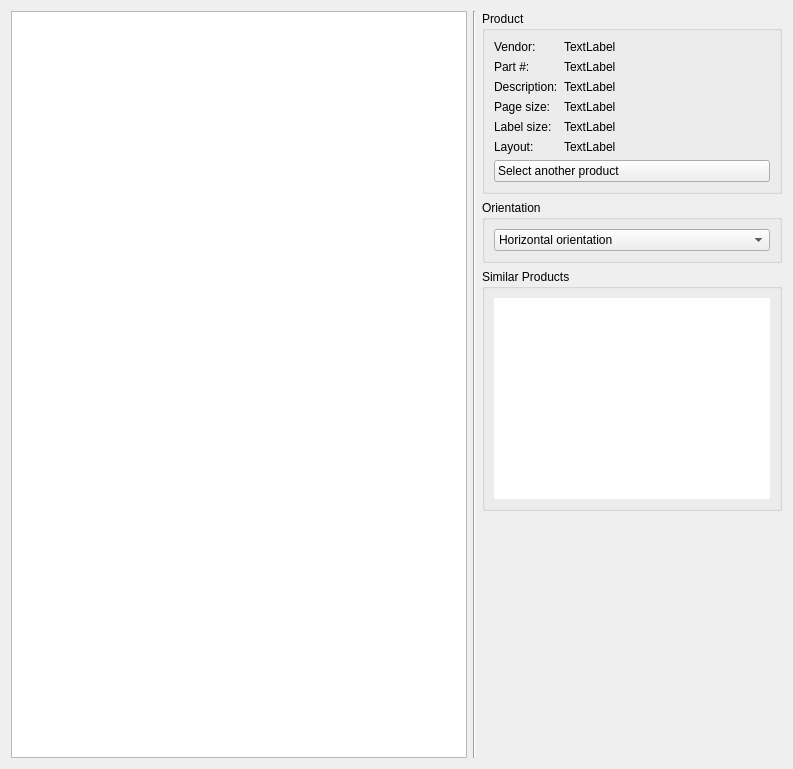
jimevins/glabels-qt, file glabels/ui/PropertiesView.ui: the form before one commit.
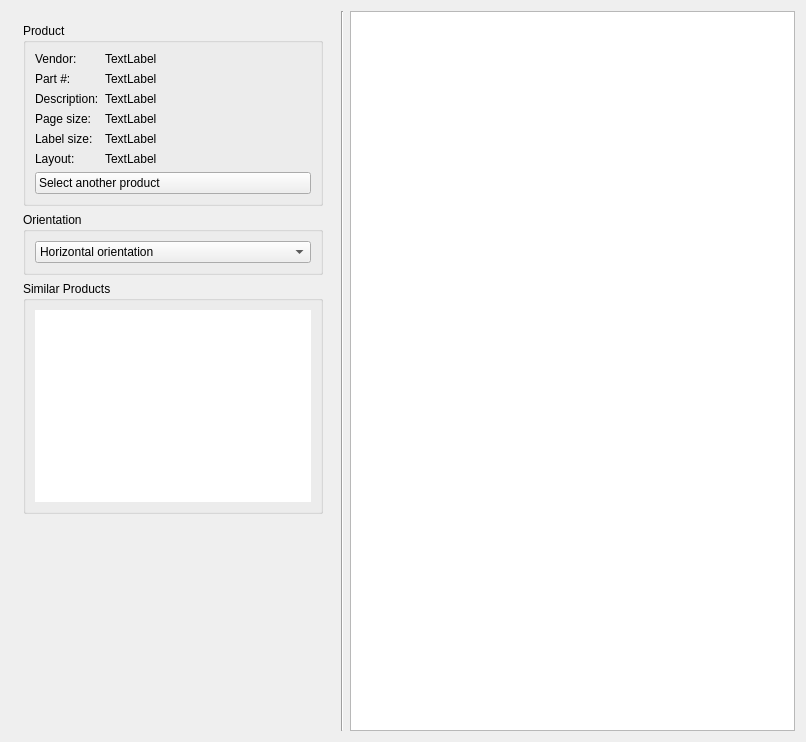
The form after the commit. Icons and pictures are not drawn. Custom widgets are drawn as their Qt base class.

The edit to the form file:
```diff
--- a/glabels/ui/PropertiesView.ui
+++ b/glabels/ui/PropertiesView.ui
@@ -6,8 +6,8 @@
    <rect>
     <x>0</x>
     <y>0</y>
-    <width>793</width>
-    <height>769</height>
+    <width>806</width>
+    <height>742</height>
    </rect>
   </property>
   <property name="sizePolicy">
@@ -38,15 +38,13 @@
        </property>
       </widget>
      </item>
-     <item>
-      <widget class="Line" name="line">
-       <property name="orientation">
-        <enum>Qt::Vertical</enum>
-       </property>
-      </widget>
-     </item>
-     <item>
+    </layout>
+   </item>
+   <item row="0" column="0">
       <layout class="QVBoxLayout" name="verticalLayout">
+     <property name="margin">
+      <number>12</number>
+     </property>
        <item>
         <widget class="QGroupBox" name="productGroupBox">
          <property name="sizePolicy">
@@ -347,7 +345,12 @@
        </item>
       </layout>
      </item>
-    </layout>
+   <item row="0" column="1">
+    <widget class="Line" name="line">
+     <property name="orientation">
+      <enum>Qt::Vertical</enum>
+     </property>
+    </widget>
    </item>
   </layout>
  </widget>
```
Lines whose indentation alone changed are shown as unchanged.
